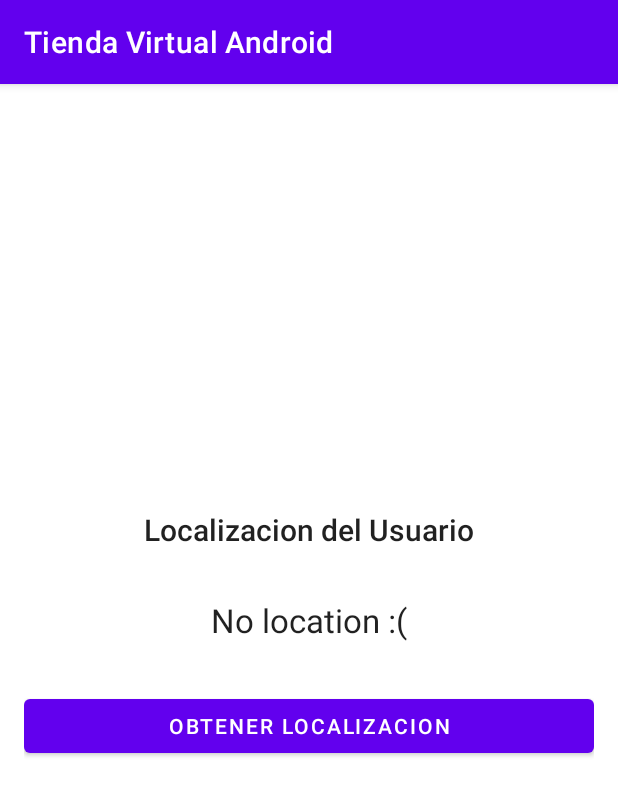
After one commit to andrestejada/tiendaVirtualUcompensar, an Android app: the LocationActivity screen opened directly, with no data from a screen before it, on a phone screen of 412 x 824 dp. The commit adds this screen. Shown: the top 796 px of the screen. Run offline under Robolectric (Android 15) with nearby library versions, the phone set to English and light mode, and no system bars.

Commit message:
agregar localizacion del usuario

```diff
--- a/app/build.gradle.kts
+++ b/app/build.gradle.kts
@@ -41,6 +41,8 @@ android {
 }
 
 dependencies {
+    implementation("androidx.lifecycle:lifecycle-runtime-ktx:2.6.1")
+    implementation("com.google.android.gms:play-services-location:21.2.0")
 
     implementation("androidx.core:core-ktx:1.9.0")
     implementation("androidx.appcompat:appcompat:1.6.1")
--- a/app/src/main/AndroidManifest.xml
+++ b/app/src/main/AndroidManifest.xml
@@ -3,6 +3,8 @@
     xmlns:tools="http://schemas.android.com/tools">
 
     <uses-permission android:name="android.permission.INTERNET" />
+    <uses-permission android:name="android.permission.ACCESS_FINE_LOCATION" />
+    <uses-permission android:name="android.permission.ACCESS_COARSE_LOCATION" />
 
     <application
         android:allowBackup="true"
@@ -14,6 +16,9 @@
         android:supportsRtl="true"
         android:theme="@style/Theme.TiendaVirtualAndroid"
         tools:targetApi="31">
+        <activity
+            android:name=".LocationActivity"
+            android:exported="false" />
         <activity
             android:name=".ShoppingCartActivity"
             android:exported="false" />
--- /dev/null
+++ b/app/src/main/java/com/example/tiendavirtualandroid/LocationActivity.kt
@@ -0,0 +1,28 @@
+package com.example.tiendavirtualandroid
+
+import androidx.appcompat.app.AppCompatActivity
+import android.os.Bundle
+import android.widget.Button
+import android.widget.TextView
+import androidx.lifecycle.lifecycleScope
+import kotlinx.coroutines.launch
+
+class LocationActivity : AppCompatActivity() {
+    private val locationService: LocationService = LocationService()
+    override fun onCreate(savedInstanceState: Bundle?) {
+        super.onCreate(savedInstanceState)
+        setContentView(R.layout.activity_location)
+        val btnLocation = findViewById<Button>(R.id.btnLocation)
+        val textLocation = findViewById<TextView>(R.id.locationText)
+
+        btnLocation.setOnClickListener {
+            lifecycleScope.launch {
+                val result = locationService.getUserLocation(this@LocationActivity)
+                if (result != null) {
+                    textLocation.text = "Latitud: ${result.latitude} - Longitud:${result.longitude}"
+                }
+
+            }
+        }
+    }
+}
--- /dev/null
+++ b/app/src/main/res/drawable/baseline_my_location.xml
@@ -0,0 +1,5 @@
+<vector android:height="24dp" android:tint="#FFFFFF"
+    android:viewportHeight="24" android:viewportWidth="24"
+    android:width="24dp" xmlns:android="http://schemas.android.com/apk/res/android">
+    <path android:fillColor="@android:color/white" android:pathData="M12,8c-2.21,0 -4,1.79 -4,4s1.79,4 4,4 4,-1.79 4,-4 -1.79,-4 -4,-4zM20.94,11c-0.46,-4.17 -3.77,-7.48 -7.94,-7.94L13,1h-2v2.06C6.83,3.52 3.52,6.83 3.06,11L1,11v2h2.06c0.46,4.17 3.77,7.48 7.94,7.94L11,23h2v-2.06c4.17,-0.46 7.48,-3.77 7.94,-7.94L23,13v-2h-2.06zM12,19c-3.87,0 -7,-3.13 -7,-7s3.13,-7 7,-7 7,3.13 7,7 -3.13,7 -7,7z"/>
+</vector>
--- /dev/null
+++ b/app/src/main/res/layout/activity_location.xml
@@ -0,0 +1,40 @@
+<?xml version="1.0" encoding="utf-8"?>
+<androidx.coordinatorlayout.widget.CoordinatorLayout xmlns:android="http://schemas.android.com/apk/res/android"
+    xmlns:app="http://schemas.android.com/apk/res-auto"
+    xmlns:tools="http://schemas.android.com/tools"
+    android:layout_width="match_parent"
+    android:layout_height="match_parent"
+    tools:context=".ProductListActivity">
+
+    <LinearLayout
+        android:layout_width="match_parent"
+        android:layout_height="match_parent"
+        android:gravity="center"
+        android:orientation="vertical"
+        android:padding="16dp">
+
+        <TextView
+            android:layout_width="match_parent"
+            android:layout_height="wrap_content"
+            android:layout_marginBottom="32dp"
+            android:text="Localizacion del Usuario"
+            android:textAlignment="center"
+            android:textAppearance="@style/TextAppearance.AppCompat.Title" />
+
+        <TextView
+            android:id="@+id/locationText"
+            android:layout_width="match_parent"
+            android:layout_height="wrap_content"
+            android:layout_marginBottom="32dp"
+            android:text="No location :("
+            android:textAlignment="center"
+            android:textAppearance="@style/TextAppearance.AppCompat.Large" />
+
+        <Button
+            android:layout_width="match_parent"
+            android:layout_height="wrap_content"
+            android:id="@+id/btnLocation"
+            android:layout_marginBottom="32dp"
+            android:text="Obtener Localizacion" />
+    </LinearLayout>
+</androidx.coordinatorlayout.widget.CoordinatorLayout>
```
Also changed, not shown: app/src/main/java/com/example/tiendavirtualandroid/LocationService.kt (added, +50 -0 lines), app/src/main/java/com/example/tiendavirtualandroid/ProductListActivity.kt (+7 -0 lines), app/src/main/java/com/example/tiendavirtualandroid/ShoppingCartActivity.kt (+21 -15 lines), app/src/main/res/layout/activity_product_list.xml (+12 -1 lines), app/src/main/res/layout/activity_shopping_cart.xml (+13 -3 lines).
